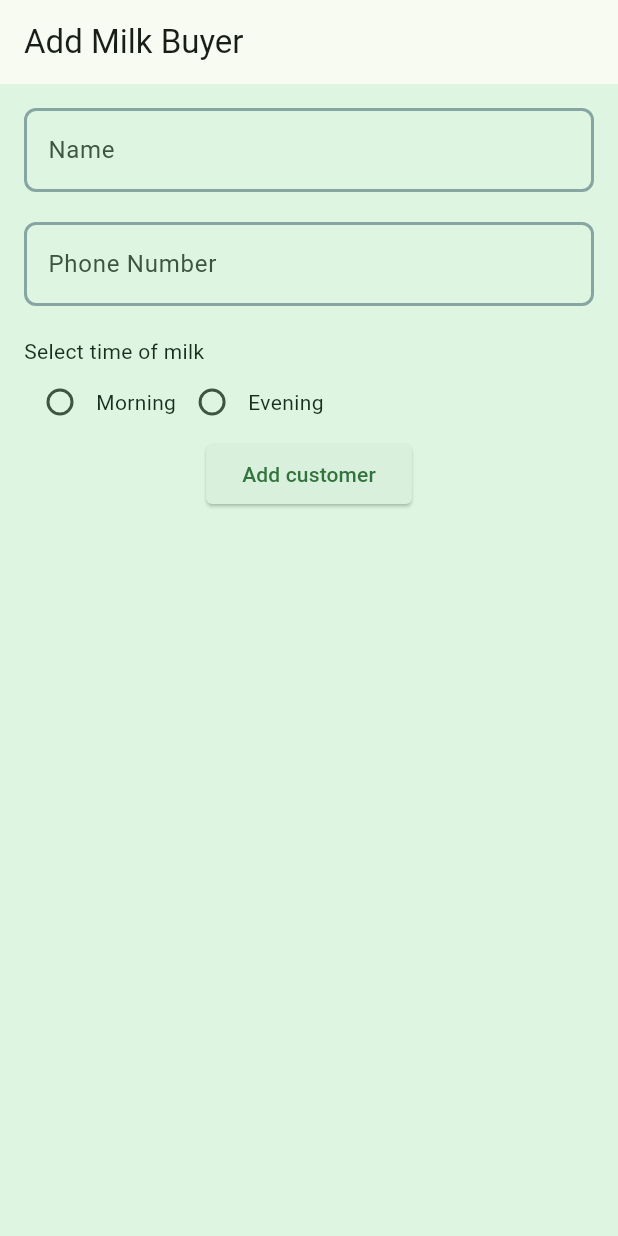
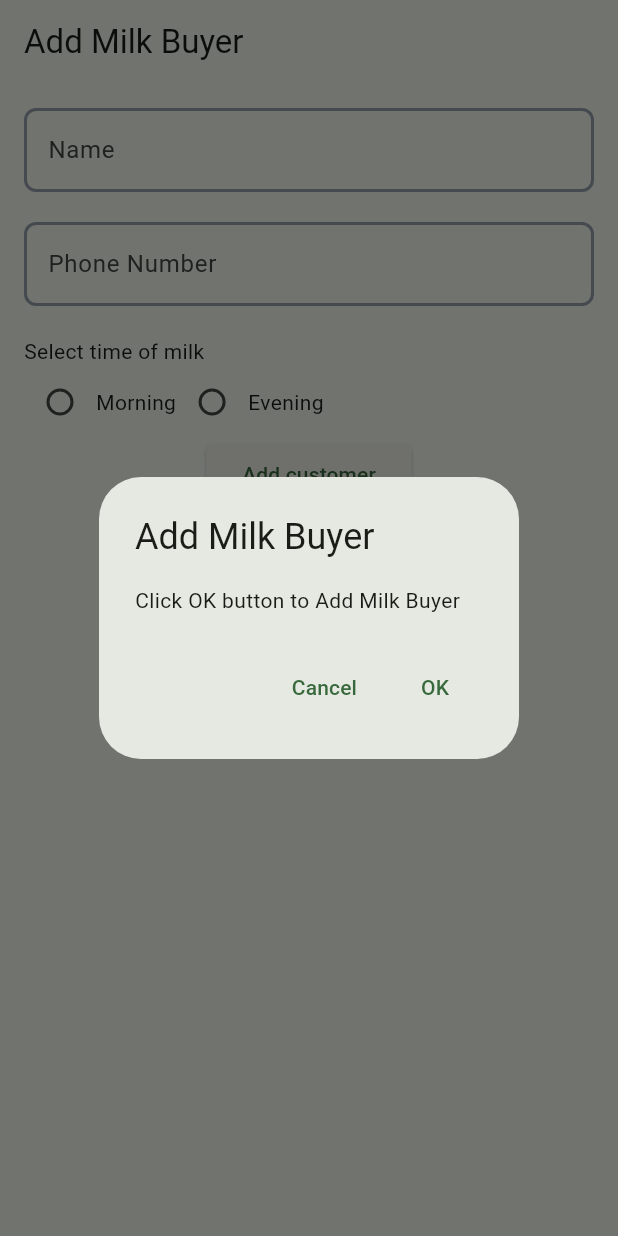
Before and after one commit to Nishant0073/Dudhaganga-Dairy-Application, a Flutter app: the AddMilkBuyer screen opened directly, after a tap on "Add customer", on a phone screen of 412 x 824 dp. Run offline on Flutter 3.47's test engine with Material 2 defaults, Android fonts, the phone set to English and light mode, and no system bars; our stand-ins replace cloud_firestore, firebase_auth, firebase_core, fluttertoast, get, intl_phone_number_input and 4 more; accounts and stored records are empty; project files that could hold a hidden picture were left out.

```diff
--- a/lib/collectorPages/add_customer.dart
+++ b/lib/collectorPages/add_customer.dart
@@ -41,7 +41,7 @@ class AddCustomers extends StatelessWidget {
                           child: Center(
                             child: Text(
                               'add_customer_farmer'.tr,
-                              style: themeData.textTheme.headline3,
+                              style: themeData.textTheme.displaySmall,
                             ),
                           ),
                         ),
@@ -71,7 +71,7 @@ class AddCustomers extends StatelessWidget {
                           child: Center(
                             child: Text(
                               'add_customer_milk_buyer'.tr,
-                              style: themeData.textTheme.headline3,
+                              style: themeData.textTheme.displaySmall,
                             ),
                           ),
                         ),
--- a/lib/collectorPages/database_pages/db_add_farmer.dart
+++ b/lib/collectorPages/database_pages/db_add_farmer.dart
@@ -25,7 +25,6 @@ class AddFarmerToFirebase {
     String path = "/Dairy/Dudhaganga/Farmers/";
     CollectionReference collectionReference =
         FirebaseFirestore.instance.collection(path);
-    print("DONE! 1");
     try {
       await collectionReference.doc(_phoneNumber).set({
         "name": _name,
@@ -35,7 +34,7 @@ class AddFarmerToFirebase {
         "morning": _morning,
         "evening": _evening,
       });
-      print("DONE! 2");
+      print("DONE! ");
     } catch (e) {
       print("Error while adding farmer:$e");
       return false;
--- a/lib/collectorPages/database_pages/db_add_milk_buyer.dart
+++ b/lib/collectorPages/database_pages/db_add_milk_buyer.dart
@@ -2,7 +2,8 @@ import 'package:cloud_firestore/cloud_firestore.dart';
 
 Future<bool> addNewMilkBuyer(
     String? name, String? phoneNumber, bool morning, bool evening) async {
-  String path = "/Dairy/Dudhaganga/Milk_Buyer";
+  String path = "/Dairy/Dudhaganga/Milk_Buyer/";
+  print("$name $phoneNumber $morning $evening");
   CollectionReference collectionReference =
       FirebaseFirestore.instance.collection(path);
   try {
@@ -14,9 +15,11 @@ Future<bool> addNewMilkBuyer(
         "evening": evening,
       },
     );
+    print("ADDED");
     return true;
   } catch (e) {
     print("Error while adding farmer:$e");
+    print("NOT ADDED");
     return false;
   }
 }
--- a/lib/loginPages/welcome_screen.dart
+++ b/lib/collectorPages/loginPages/welcome_screen.dart
@@ -2,7 +2,6 @@ import 'dart:async';
 
 import 'package:dudhaganga_app/constants.dart';
 import 'package:dudhaganga_app/customWidgets/c_elevated_button.dart';
-import 'package:dudhaganga_app/home_page.dart';
 import 'package:dudhaganga_app/main.dart';
 import 'package:firebase_auth/firebase_auth.dart';
 import 'package:flutter/foundation.dart';
@@ -11,6 +10,8 @@ import 'package:fluttertoast/fluttertoast.dart';
 import 'package:intl_phone_number_input/intl_phone_number_input.dart';
 import 'package:pin_code_fields/pin_code_fields.dart';
 import 'package:shared_preferences/shared_preferences.dart';
+
+import '../home_page.dart';
 
 class WelcomeScreen extends StatefulWidget {
   const WelcomeScreen({Key? key}) : super(key: key);
@@ -71,6 +72,7 @@ class _WelcomeScreenState extends State<WelcomeScreen> {
       }
 
       verificationFailed(FirebaseAuthException authException) {
+        print(authException.message);
         Fluttertoast.showToast(msg: authException.message!);
       }
 
--- a/lib/select_farmer.dart
+++ b/lib/collectorPages/select_farmer.dart
@@ -1,9 +1,9 @@
 import 'package:dudhaganga_app/constants.dart';
 import 'package:dudhaganga_app/main.dart';
-import 'package:dudhaganga_app/milk_reading.dart';
 import 'package:flutter/material.dart';
 import 'package:dudhaganga_app/customWidgets/c_card.dart';
 import 'package:get/get.dart';
+import '/collectorPages/milk_reading.dart';
 
 class SelectFarmer extends StatefulWidget {
   const SelectFarmer({Key? key}) : super(key: key);
--- a/lib/collectorPages/user_home_page.dart
+++ b/lib/collectorPages/user_home_page.dart
@@ -1,6 +1,7 @@
+import 'package:dudhaganga_app/collectorPages/select_farmer.dart';
 import 'package:dudhaganga_app/collectorPages/side_bar.dart';
 import 'package:dudhaganga_app/customWidgets/c_card.dart';
-import 'package:dudhaganga_app/select_farmer.dart';
+
 import 'package:flutter/material.dart';
 import 'package:get/get.dart';
 
--- a/lib/customWidgets/c_card.dart
+++ b/lib/customWidgets/c_card.dart
@@ -3,7 +3,7 @@ import 'package:flutter/material.dart';
 
 class HomeCard extends StatefulWidget {
   final Widget child;
-  final Color color = themeData.backgroundColor;
+  final Color color = themeData.colorScheme.background;
   HomeCard({super.key, required this.child});
 
   @override
@@ -15,7 +15,7 @@ class CardState extends State<HomeCard> {
   Widget build(BuildContext context) {
     return PhysicalModel(
       borderRadius: BorderRadius.circular(8.0),
-      color: Theme.of(context).backgroundColor,
+      color: Theme.of(context).colorScheme.background,
       elevation: 12.0,
       child: Padding(
         padding: const EdgeInsets.all(8.0),
--- a/lib/customWidgets/ddd_loading.dart
+++ b/lib/customWidgets/ddd_loading.dart
@@ -7,17 +7,17 @@ class DDLoader extends StatelessWidget {
 
   @override
   Widget build(BuildContext context) {
-    return Container(
-      color: appBaseColor.withOpacity(0.1),
-      height: ssheight,
-      width: sswidth,
-      child: loading ?? false
-          ? const Center(
+    return loading ?? false
+        ? Container(
+            color: appBaseColor.withOpacity(0.1),
+            height: ssheight,
+            width: sswidth,
+            child: const Center(
               child: CircularProgressIndicator(
                 color: Colors.green,
               ),
-            )
-          : Container(),
-    );
+            ),
+          )
+        : Container();
   }
 }
--- a/lib/main.dart
+++ b/lib/main.dart
@@ -5,6 +5,7 @@ import 'package:firebase_core/firebase_core.dart';
 import 'package:flutter/material.dart';
 import 'package:get/get.dart';
 import 'package:dudhaganga_app/languagepage.dart';
+import 'app/app.locator.dart';
 
 //Created to handle theme of app from stream controller.
 StreamController<bool> isLightTheme = StreamController();
@@ -12,6 +13,8 @@ StreamController<bool> isLightTheme = StreamController();
 void main() async {
   WidgetsFlutterBinding.ensureInitialized();
   await Firebase.initializeApp();
+
+  setupLocator();
   runApp(const MyApp());
 }
 
--- a/lib/splash_screen.dart
+++ b/lib/splash_screen.dart
@@ -1,11 +1,11 @@
 // ignore_for_file: use_build_context_synchronously
 
-import 'package:dudhaganga_app/loginPages/welcome_screen.dart';
 import 'package:flutter/material.dart';
 import 'package:shared_preferences/shared_preferences.dart';
 
+import 'collectorPages/home_page.dart';
+import 'collectorPages/loginPages/welcome_screen.dart';
 import 'constants.dart';
-import 'home_page.dart';
 
 class SplashScreen extends StatefulWidget {
   const SplashScreen({Key? key}) : super(key: key);
@@ -32,7 +32,7 @@ class _SplashScreenState extends State<SplashScreen> {
           MaterialPageRoute(builder: (context) => const WelcomeScreen()),
         );
       } else {
-        Navigator.push(context,
+        Navigator.pushReplacement(context,
             MaterialPageRoute(builder: (context) => HomePage(userId: id)));
       }
     });
```
Also changed, not shown: lib/collectorPages/add_milk_buyer.dart (+19 -15 lines), lib/collectorPages/loginPages/password_screen.dart (renamed from lib/loginPages/registration_screen.dart, +15 -26 lines), lib/collectorPages/loginPages/registration_screen.dart (renamed from lib/loginPages/password_screen.dart, +29 -17 lines), lib/collectorPages/home_page.dart (renamed from lib/home_page.dart), lib/collectorPages/milk_reading.dart (renamed from lib/milk_reading.dart), lib/collectorPages/phone_auth_try_verify.dart (renamed from lib/phone_auth_try_verify.dart), pubspec.lock, 2 other files.
